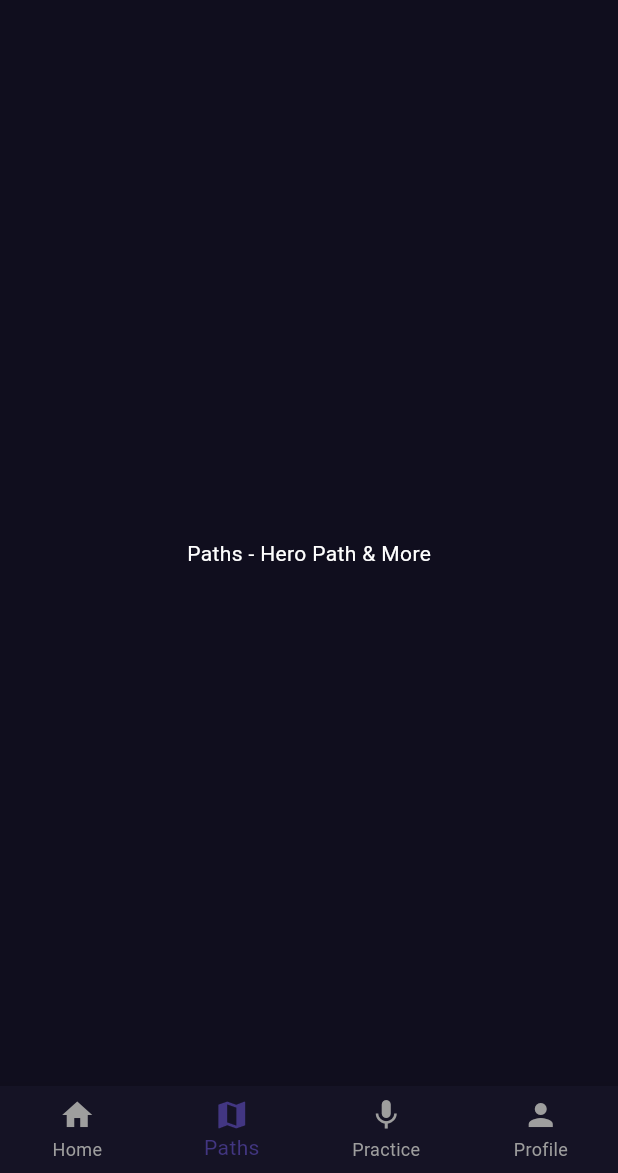
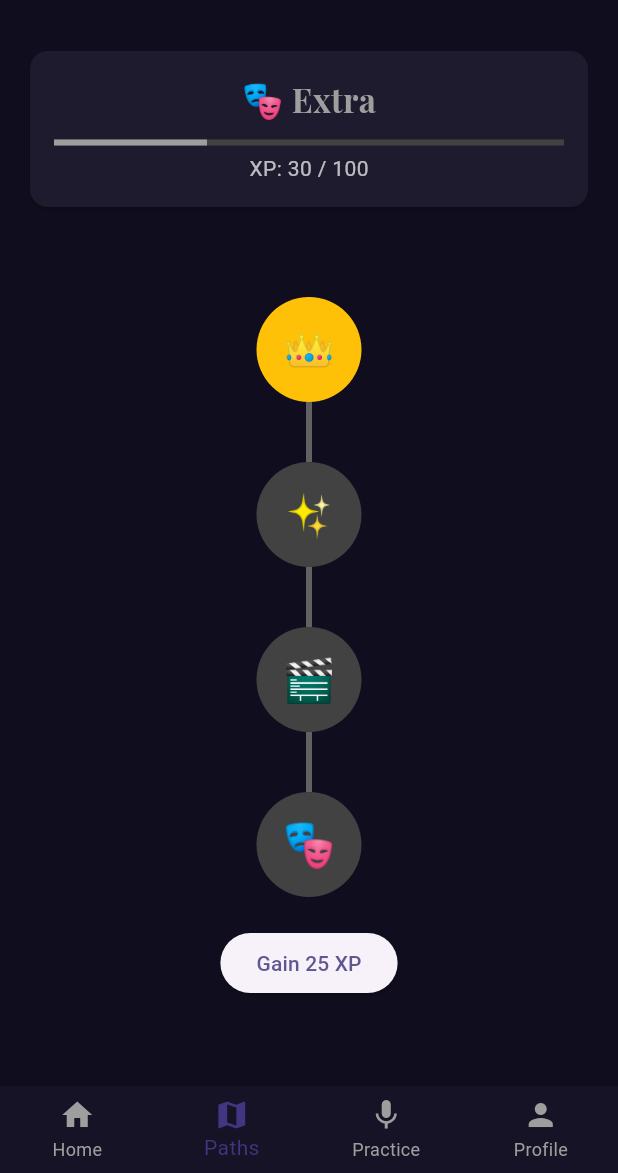
Before and after one commit to atarhbekatoh-star/SPOTLIGHT, a Flutter app: the DashboardPage screen opened directly, item 2 of the bottom bar chosen, on a phone screen of 412 x 824 dp, the part 63-1236 px from its top. Run offline on Flutter 3.47's test engine with Material 3 defaults, Android fonts, the phone set to English and light mode, and no system bars; our stand-ins replace google_fonts.

Commit message:
Integrated tracking path UI and XP sytem into the dashboard page

```diff
--- a/spotlight_app/lib/dashboard_page.dart
+++ b/spotlight_app/lib/dashboard_page.dart
@@ -11,30 +11,221 @@ class DashboardPage extends StatefulWidget {
 class _DashboardPageState extends State<DashboardPage> {
   int _selectedIndex = 0;
 
-  // This list handles the "18 tasks" logic later
-  final List<Widget> _pages = [
-    const Center(child: Text("Home - Your Progress", style: TextStyle(color: Colors.white))),
-    const Center(child: Text("Paths - Hero Path & More", style: TextStyle(color: Colors.white))),
-    const Center(child: Text("Practice - Mic Access", style: TextStyle(color: Colors.white))),
-    const Center(child: Text("Profile - Awards", style: TextStyle(color: Colors.white))),
+  // --- FRIEND'S GAME MECHANICS STATE ---
+  int xp = 30;
+  int currentLevelIndex = 0;
+
+  final List<Map<String, dynamic>> levels = [
+    {"title": "Extra", "icon": "🎭", "color": Colors.grey},
+    {"title": "Supporting Role", "icon": "🎬", "color": Colors.blueAccent},
+    {"title": "Main Character", "icon": "✨", "color": Colors.purpleAccent},
+    {"title": "Leading Role", "icon": "👑", "color": Colors.amber},
   ];
+
+  void _gainXP() {
+    setState(() {
+      xp += 25; // Bigger jump for better feel
+      if (xp >= 100) {
+        if (currentLevelIndex < levels.length - 1) {
+          xp = 0;
+          currentLevelIndex++;
+          _showLevelUpDialog();
+        } else {
+          xp = 100; // Maxed out
+        }
+      }
+    });
+  }
+
+  void _showLevelUpDialog() {
+    showDialog(
+      context: context,
+      builder: (context) => AlertDialog(
+        backgroundColor: Colors.grey[900],
+        title: Text("LEVEL UP! 🎉", style: TextStyle(color: Colors.white)),
+        content: Text(
+          "You are now a ${levels[currentLevelIndex]['title']}!",
+          style: TextStyle(color: Colors.white70),
+        ),
+        actions: [
+          TextButton(
+            onPressed: () => Navigator.pop(context),
+            child: Text("LFG!"),
+          ),
+        ],
+      ),
+    );
+  }
+
+  // --- BUILD THE INDIVIDUAL PAGES ---
+
+  // Index 0: Home Page
+  Widget _buildHomePage() {
+    return Center(
+      child: Text(
+        "Home - Your Progress",
+        style: TextStyle(color: Colors.white, fontSize: 18),
+      ),
+    );
+  }
+
+  // Index 1: Paths Page (Harvested from your friend's Path.dart!)
+  Widget _buildPathsPage() {
+    return SafeArea(
+      child: Column(
+        children: [
+          _buildHeader(),
+          Expanded(
+            child: ListView(
+              padding: EdgeInsets.symmetric(vertical: 40),
+              children: [
+                // Generating some sample path nodes using friend's helper UI
+                _buildPathNode(3, true),
+                _buildConnector(),
+                _buildPathNode(2, false),
+                _buildConnector(),
+                _buildPathNode(1, false),
+                _buildConnector(),
+                _buildPathNode(0, false),
+                const SizedBox(height: 20),
+                Center(
+                  child: ElevatedButton(
+                    onPressed: _gainXP,
+                    child: const Text("Gain 25 XP"),
+                  ),
+                ),
+              ],
+            ),
+          ),
+        ],
+      ),
+    );
+  }
+
+  // Index 2: Practice Page
+  Widget _buildPracticePage() {
+    return Center(
+      child: Text(
+        "Practice - Mic Access",
+        style: TextStyle(color: Colors.white, fontSize: 18),
+      ),
+    );
+  }
+
+  // Index 3: Profile Page
+  Widget _buildProfilePage() {
+    return Center(
+      child: Text(
+        "Profile - Awards",
+        style: TextStyle(color: Colors.white, fontSize: 18),
+      ),
+    );
+  }
+
+  // --- FRIEND'S PATH WIDGET BUILDERS ---
+  Widget _buildHeader() {
+    final currentLevel = levels[currentLevelIndex];
+    return Padding(
+      padding: const EdgeInsets.all(16.0),
+      child: Card(
+        color: const Color(0xFF1F1B2E),
+        child: Padding(
+          padding: const EdgeInsets.all(16.0),
+          child: Column(
+            children: [
+              Text(
+                "${currentLevel['icon']} ${currentLevel['title']}",
+                style: GoogleFonts.playfairDisplay(
+                  color: currentLevel['color'],
+                  fontSize: 22,
+                  fontWeight: FontWeight.bold,
+                ),
+              ),
+              const SizedBox(height: 10),
+              LinearProgressIndicator(
+                value: xp / 100,
+                backgroundColor: Colors.grey[800],
+                valueColor: AlwaysStoppedAnimation<Color>(currentLevel['color']),
+              ),
+              const SizedBox(height: 5),
+              Text(
+                "XP: $xp / 100",
+                style: const TextStyle(color: Colors.white70),
+              ),
+            ],
+          ),
+        ),
+      ),
+    );
+  }
+
+  Widget _buildPathNode(int levelIdx, bool isCompleted) {
+    final level = levels[levelIdx];
+    return Center(
+      child: GestureDetector(
+        onTap: () {
+          ScaffoldMessenger.of(context).showSnackBar(
+            SnackBar(content: Text("Selected: ${level['title']}")),
+          );
+        },
+        child: CircleAvatar(
+          radius: 35,
+          backgroundColor: isCompleted ? level['color'] : Colors.grey[800],
+          child: Text(
+            level['icon'],
+            style: const TextStyle(fontSize: 28),
+          ),
+        ),
+      ),
+    );
+  }
+
+  Widget _buildConnector() {
+    return Center(
+      child: Container(
+        width: 4,
+        height: 40,
+        color: Colors.grey[700],
+      ),
+    );
+  }
 
   @override
   Widget build(BuildContext context) {
+    // Dynamically switch the body layout matching your navigation indices
+    final List<Widget> pages = [
+      _buildHomePage(),
+      _buildPathsPage(),
+      _buildPracticePage(),
+      _buildProfilePage(),
+    ];
+
     return Scaffold(
-      backgroundColor: const Color(0xFF100E1E), // Your Dark Theme
+      backgroundColor: const Color(0xFF100E1E), // Your beautiful dark theme background
       appBar: AppBar(
         backgroundColor: Colors.transparent,
-        title: Text("SPOTLIGHT", style: GoogleFonts.playfairDisplay(fontWeight: FontWeight.bold, color: Colors.white)),
-        actions: [IconButton(onPressed: () {}, icon: const Icon(Icons.search, color: Colors.white))],
+        elevation: 0,
+        title: Text(
+          "SPOTLIGHT",
+          style: GoogleFonts.playfairDisplay(
+            fontWeight: FontWeight.bold,
+            color: Colors.white,
+          ),
+        ),
+        actions: [
+          IconButton(
+            onPressed: () {},
+            icon: const Icon(Icons.search, color: Colors.white),
+          ),
+        ],
       ),
-      body: _pages[_selectedIndex],
+      body: pages[_selectedIndex],
       bottomNavigationBar: BottomNavigationBar(
         currentIndex: _selectedIndex,
         onTap: (index) => setState(() => _selectedIndex = index),
         type: BottomNavigationBarType.fixed,
-        backgroundColor: const Color(0xFF151325),
-        selectedItemColor: const Color(0xFF423682), // Your Accent Color
+        backgroundColor: const Color(0xFF151325), // Your navigation bar color
+        selectedItemColor: const Color(0xFF423682), // Your brand accent accent color
         unselectedItemColor: Colors.grey,
         items: const [
           BottomNavigationBarItem(icon: Icon(Icons.home), label: 'Home'),
```
